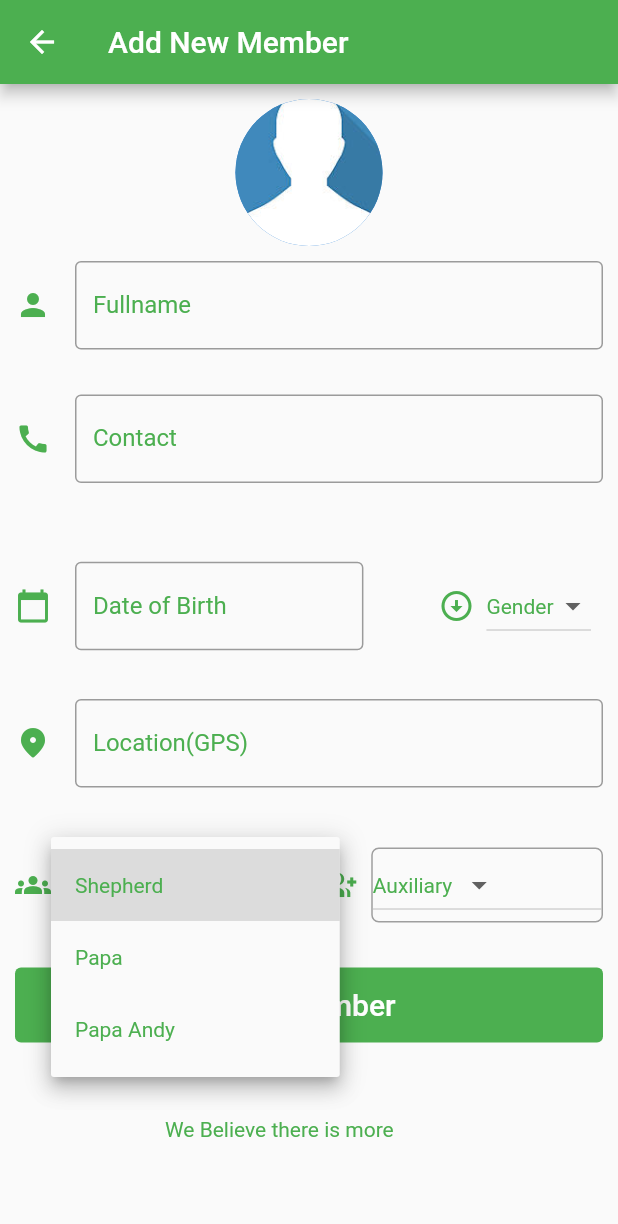
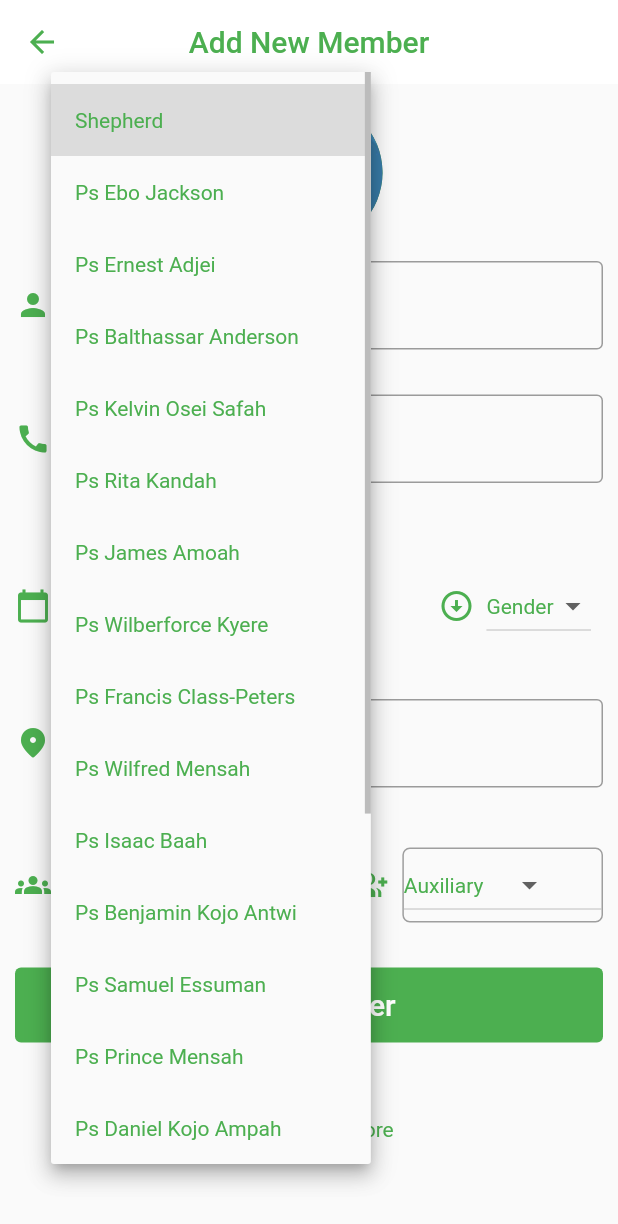
Before and after one commit to s-muel/rcc_discipleship_app1, a Flutter app: the AddMembers screen opened directly, after a tap on "Shepherd", on a phone screen of 412 x 824 dp. Shown: the top 1224 px of the screen. Run offline on Flutter 3.47's test engine with Material 2 defaults, Android fonts, the phone set to English and light mode, and no system bars; our stand-ins replace modal_bottom_sheet, select_form_field.

Commit message:
added all shepherd to the add member page

```diff
--- a/lib/add_member.dart
+++ b/lib/add_member.dart
@@ -35,17 +35,52 @@ class _AddMembersState extends State<AddMembers> {
 
   // List of items in our dropdown menu
   var items = ['Gender', 'Male', 'Female'];
-  var shepherdItems = ['Shepherd', 'Papa', 'Papa Andy'];
-  var auxiliaryItems = ['Auxiliary', 'Prayer', 'Singing', 'Usher'];
+  var shepherdItems = [
+    'Shepherd',
+    'Ps Ebo Jackson',
+    'Ps Ernest Adjei',
+    'Ps Balthassar Anderson',
+    "Ps Kelvin Osei Safah",
+    "Ps Rita Kandah",
+    "Ps James Amoah",
+    "Ps Wilberforce Kyere",
+    "Ps Francis Class-Peters",
+    "Ps Wilfred Mensah",
+    "Ps Isaac Baah",
+    "Ps Benjamin Kojo Antwi",
+    "Ps Samuel Essuman",
+    "Ps Prince Mensah",
+    "Ps Daniel Kojo Ampah",
+    "Ps Bismark Prah",
+    "Ps Stephen Arthur",
+    "Ps Nuworsa Akumani",
+    "Ps Sena Akumani",
+    "Ps Daniel Kandah",
+    "Ps James Addo",
+    "Ps Nicholas Effum",
+  ];
+  var auxiliaryItems = [
+    'Auxiliary',
+    'Prayer',
+    'Singing',
+    'Usher',
+    'R.. Couriers',
+    'Media',
+    'others',
+  ];
 
   @override
   Widget build(BuildContext context) {
     return Scaffold(
       appBar: AppBar(
-        backgroundColor: Colors.green,
+        backgroundColor: Colors.white,
+        foregroundColor: Colors.green,
+        centerTitle: true,
+        elevation: 0,
         title: const Text("Add New Member"),
       ),
-      body: Form(
+      body: SafeArea(
+        child: Form(
           key: createATodokey,
           child: Padding(
             padding: const EdgeInsets.all(10),
@@ -89,8 +124,8 @@ class _AddMembersState extends State<AddMembers> {
                     }
                   },
                   decoration: const InputDecoration(
-                    label:
-                        Text("Contact", style: TextStyle(color: Colors.green)),
+                      label: Text("Contact",
+                          style: TextStyle(color: Colors.green)),
                       border: OutlineInputBorder(),
                       icon: Icon(Icons.call, color: Colors.green)),
                 ),
@@ -121,8 +156,8 @@ class _AddMembersState extends State<AddMembers> {
                             label: Text("Date of Birth",
                                 style: TextStyle(color: Colors.green)),
                             border: OutlineInputBorder(),
-                          icon:
-                              Icon(Icons.calendar_today, color: Colors.green)),
+                            icon: Icon(Icons.calendar_today,
+                                color: Colors.green)),
                       ),
                     ),
                     const SizedBox(
@@ -173,7 +208,8 @@ class _AddMembersState extends State<AddMembers> {
                       label: Text("Location(GPS)",
                           style: TextStyle(color: Colors.green)),
                       border: OutlineInputBorder(),
-                    icon: Icon(Icons.location_on_rounded, color: Colors.green)),
+                      icon:
+                          Icon(Icons.location_on_rounded, color: Colors.green)),
                 ),
                 const SizedBox(
                   height: 40,
@@ -184,8 +220,7 @@ class _AddMembersState extends State<AddMembers> {
                     const SizedBox(
                       width: 15,
                     ),
-                  Expanded(
-                    child: Container(
+                    Container(
                       decoration: BoxDecoration(
                         border: Border.all(
                           color: Colors.grey,
@@ -220,7 +255,6 @@ class _AddMembersState extends State<AddMembers> {
                         },
                       ),
                     ),
-                  ),
                     const SizedBox(
                       width: 10,
                     ),
@@ -240,7 +274,7 @@ class _AddMembersState extends State<AddMembers> {
                         child: DropdownButton(
                           // Initial Value
                           value: auxiliary,
-                        style: TextStyle(color: Colors.green),
+                          style: const TextStyle(color: Colors.green),
                           hint: const Text("Shepherd"),
 
                           // Down Arrow Icon
@@ -301,6 +335,7 @@ class _AddMembersState extends State<AddMembers> {
             ),
           ),
         ),
+      ),
     );
   }
 }
--- a/lib/main.dart
+++ b/lib/main.dart
@@ -4,8 +4,6 @@ import 'package:my_todo_app1/main_page.dart';
 import 'home_view.dart';
 
 void main() {
-
-
   runApp(const MyApp());
 }
 
@@ -18,7 +16,7 @@ class MyApp extends StatelessWidget {
     return MaterialApp(
       title: 'Flutter Demo',
       theme: ThemeData(
-        primarySwatch: Colors.blue,
+        primarySwatch: Colors.green,
       ),
       //This HomeView() is a class in home_view.dart
       home: const MainPage(),
--- a/lib/main_page.dart
+++ b/lib/main_page.dart
@@ -160,6 +160,7 @@ class MainPage extends StatelessWidget {
           ),
         ),
         floatingActionButton: FloatingActionButton(
+            backgroundColor: Colors.blue,
             splashColor: Colors.green,
             child: const Icon(Icons.add),
             onPressed: () {
```
Lines whose indentation alone changed are shown as unchanged.
